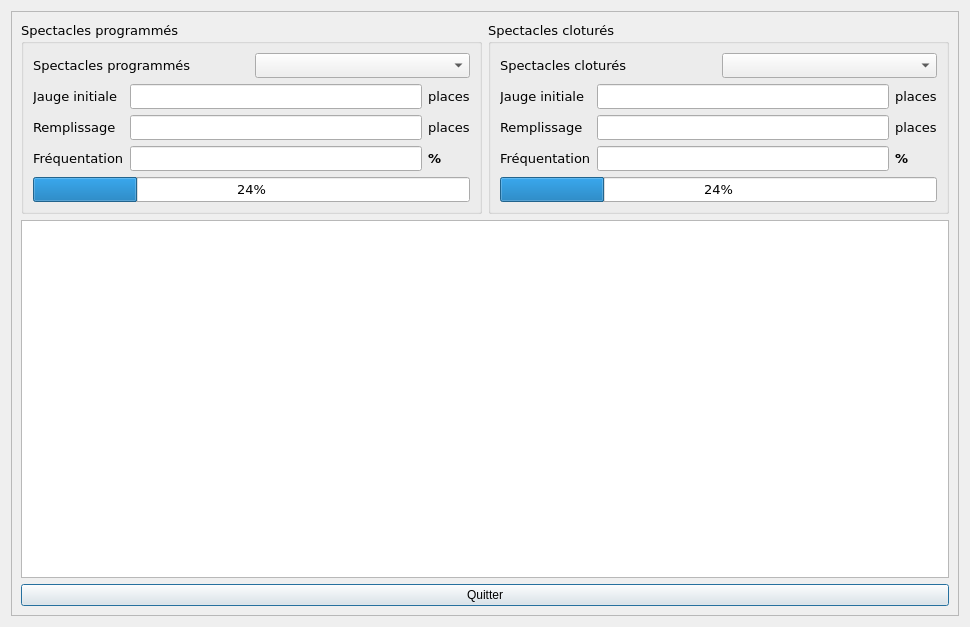
The window that FestiClicC/frequentation.ui (FestiClic/FestiClic3) describes before a commit, drawn with Qt 5.
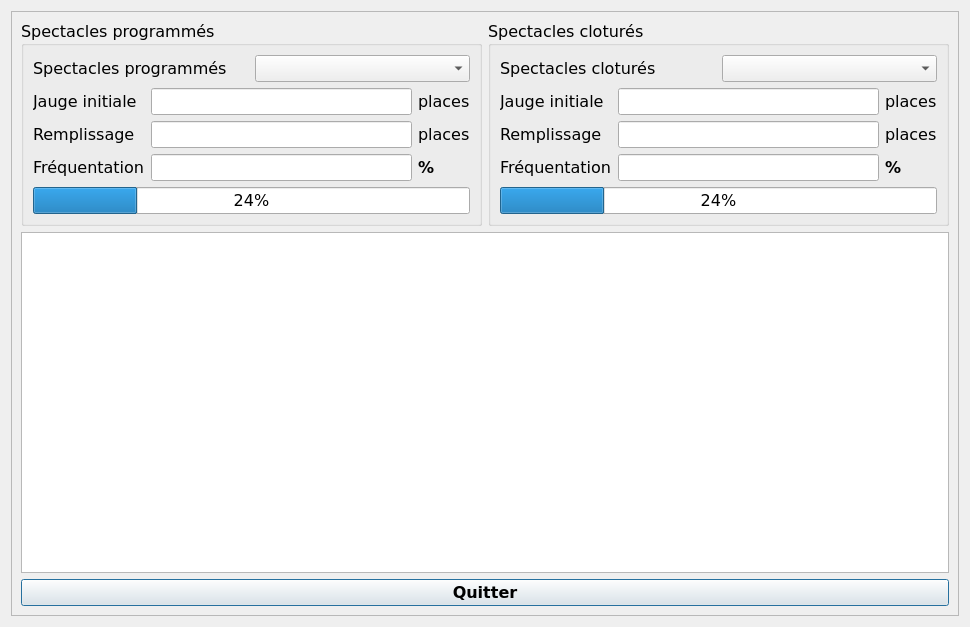
The same window after the commit.

Diff of the .ui file:
```diff
--- a/FestiClicC/frequentation.ui
+++ b/FestiClicC/frequentation.ui
@@ -40,7 +40,7 @@
                <property name="font">
                 <font>
                  <family>Verdana</family>
-                 <pointsize>10</pointsize>
+                 <pointsize>12</pointsize>
                  <weight>50</weight>
                  <bold>false</bold>
                 </font>
@@ -53,13 +53,24 @@
                  <layout class="QHBoxLayout" name="horizontalLayout_2">
                   <item>
                    <widget class="QLabel" name="fLabelSpectacleSaison_9">
+                    <property name="font">
+                     <font>
+                      <pointsize>12</pointsize>
+                     </font>
+                    </property>
                     <property name="text">
                      <string>Spectacles programmés</string>
                     </property>
                    </widget>
                   </item>
                   <item>
-                   <widget class="QComboBox" name="fCBoxSpectacleProgramme"/>
+                   <widget class="QComboBox" name="fCBoxSpectacleProgramme">
+                    <property name="font">
+                     <font>
+                      <pointsize>12</pointsize>
+                     </font>
+                    </property>
+                   </widget>
                   </item>
                  </layout>
                 </item>
@@ -67,6 +78,11 @@
                  <layout class="QGridLayout" name="gridLayout_3">
                   <item row="0" column="1">
                    <widget class="QLineEdit" name="fTxtJaugeInitiale_2">
+                    <property name="font">
+                     <font>
+                      <pointsize>12</pointsize>
+                     </font>
+                    </property>
                     <property name="placeholderText">
                      <string/>
                     </property>
@@ -74,6 +90,11 @@
                   </item>
                   <item row="1" column="0">
                    <widget class="QLabel" name="fLabelSpectacleSaison_10">
+                    <property name="font">
+                     <font>
+                      <pointsize>12</pointsize>
+                     </font>
+                    </property>
                     <property name="text">
                      <string>Remplissage</string>
                     </property>
@@ -81,6 +102,11 @@
                   </item>
                   <item row="1" column="1">
                    <widget class="QLineEdit" name="fTxtRemplissage_2">
+                    <property name="font">
+                     <font>
+                      <pointsize>12</pointsize>
+                     </font>
+                    </property>
                     <property name="placeholderText">
                      <string/>
                     </property>
@@ -88,6 +114,11 @@
                   </item>
                   <item row="2" column="0">
                    <widget class="QLabel" name="fLabelSpectacleSaison_11">
+                    <property name="font">
+                     <font>
+                      <pointsize>12</pointsize>
+                     </font>
+                    </property>
                     <property name="text">
                      <string>Fréquentation</string>
                     </property>
@@ -95,6 +126,11 @@
                   </item>
                   <item row="2" column="1">
                    <widget class="QLineEdit" name="fTxtFrequentation_2">
+                    <property name="font">
+                     <font>
+                      <pointsize>12</pointsize>
+                     </font>
+                    </property>
                     <property name="placeholderText">
                      <string/>
                     </property>
@@ -102,6 +138,11 @@
                   </item>
                   <item row="0" column="0">
                    <widget class="QLabel" name="fLabelSpectacleSaison_12">
+                    <property name="font">
+                     <font>
+                      <pointsize>12</pointsize>
+                     </font>
+                    </property>
                     <property name="text">
                      <string>Jauge initiale</string>
                     </property>
@@ -109,6 +150,11 @@
                   </item>
                   <item row="0" column="2">
                    <widget class="QLabel" name="fLabelSpectacleSaison_13">
+                    <property name="font">
+                     <font>
+                      <pointsize>12</pointsize>
+                     </font>
+                    </property>
                     <property name="text">
                      <string>places</string>
                     </property>
@@ -116,6 +162,11 @@
                   </item>
                   <item row="1" column="2">
                    <widget class="QLabel" name="fLabelSpectacleSaison_14">
+                    <property name="font">
+                     <font>
+                      <pointsize>12</pointsize>
+                     </font>
+                    </property>
                     <property name="text">
                      <string>places</string>
                     </property>
@@ -125,6 +176,7 @@
                    <widget class="QLabel" name="fLabelSpectacleSaison_15">
                     <property name="font">
                      <font>
+                      <pointsize>12</pointsize>
                       <weight>75</weight>
                       <bold>true</bold>
                      </font>
@@ -138,6 +190,11 @@
                 </item>
                 <item>
                  <widget class="QProgressBar" name="progressBar_2">
+                  <property name="font">
+                   <font>
+                    <pointsize>12</pointsize>
+                   </font>
+                  </property>
                   <property name="value">
                    <number>24</number>
                   </property>
@@ -151,7 +208,7 @@
                <property name="font">
                 <font>
                  <family>Verdana</family>
-                 <pointsize>10</pointsize>
+                 <pointsize>12</pointsize>
                  <weight>50</weight>
                  <bold>false</bold>
                 </font>
@@ -164,13 +221,24 @@
                  <layout class="QHBoxLayout" name="horizontalLayout">
                   <item>
                    <widget class="QLabel" name="fLabelSpectacleSaison_2">
+                    <property name="font">
+                     <font>
+                      <pointsize>12</pointsize>
+                     </font>
+                    </property>
                     <property name="text">
                      <string>Spectacles cloturés</string>
                     </property>
                    </widget>
                   </item>
                   <item>
-                   <widget class="QComboBox" name="fCBoxSpectaclecloture"/>
+                   <widget class="QComboBox" name="fCBoxSpectaclecloture">
+                    <property name="font">
+                     <font>
+                      <pointsize>12</pointsize>
+                     </font>
+                    </property>
+                   </widget>
                   </item>
                  </layout>
                 </item>
@@ -178,6 +246,11 @@
                  <layout class="QGridLayout" name="gridLayout_2">
                   <item row="0" column="1">
                    <widget class="QLineEdit" name="fTxtJaugeInitiale">
+                    <property name="font">
+                     <font>
+                      <pointsize>12</pointsize>
+                     </font>
+                    </property>
                     <property name="placeholderText">
                      <string/>
                     </property>
@@ -185,6 +258,11 @@
                   </item>
                   <item row="1" column="0">
                    <widget class="QLabel" name="fLabelSpectacleSaison_4">
+                    <property name="font">
+                     <font>
+                      <pointsize>12</pointsize>
+                     </font>
+                    </property>
                     <property name="text">
                      <string>Remplissage</string>
                     </property>
@@ -192,6 +270,11 @@
                   </item>
                   <item row="1" column="1">
                    <widget class="QLineEdit" name="fTxtRemplissage">
+                    <property name="font">
+                     <font>
+                      <pointsize>12</pointsize>
+                     </font>
+                    </property>
                     <property name="placeholderText">
                      <string/>
                     </property>
@@ -199,6 +282,11 @@
                   </item>
                   <item row="2" column="0">
                    <widget class="QLabel" name="fLabelSpectacleSaison_5">
+                    <property name="font">
+                     <font>
+                      <pointsize>12</pointsize>
+                     </font>
+                    </property>
                     <property name="text">
                      <string>Fréquentation</string>
                     </property>
@@ -206,6 +294,11 @@
                   </item>
                   <item row="2" column="1">
                    <widget class="QLineEdit" name="fTxtFrequentation">
+                    <property name="font">
+                     <font>
+                      <pointsize>12</pointsize>
+                     </font>
+                    </property>
                     <property name="placeholderText">
                      <string/>
                     </property>
@@ -213,6 +306,11 @@
                   </item>
                   <item row="0" column="0">
                    <widget class="QLabel" name="fLabelSpectacleSaison_3">
+                    <property name="font">
+                     <font>
+                      <pointsize>12</pointsize>
+                     </font>
+                    </property>
                     <property name="text">
                      <string>Jauge initiale</string>
                     </property>
@@ -220,6 +318,11 @@
                   </item>
                   <item row="0" column="2">
                    <widget class="QLabel" name="fLabelSpectacleSaison_6">
+                    <property name="font">
+                     <font>
+                      <pointsize>12</pointsize>
+                     </font>
+                    </property>
                     <property name="text">
                      <string>places</string>
                     </property>
@@ -227,6 +330,11 @@
                   </item>
                   <item row="1" column="2">
                    <widget class="QLabel" name="fLabelSpectacleSaison_7">
+                    <property name="font">
+                     <font>
+                      <pointsize>12</pointsize>
+                     </font>
+                    </property>
                     <property name="text">
                      <string>places</string>
                     </property>
@@ -236,6 +344,7 @@
                    <widget class="QLabel" name="fLabelSpectacleSaison_8">
                     <property name="font">
                      <font>
+                      <pointsize>12</pointsize>
                       <weight>75</weight>
                       <bold>true</bold>
                      </font>
@@ -249,6 +358,11 @@
                 </item>
                 <item>
                  <widget class="QProgressBar" name="progressBar">
+                  <property name="font">
+                   <font>
+                    <pointsize>12</pointsize>
+                   </font>
+                  </property>
                   <property name="value">
                    <number>24</number>
                   </property>
@@ -260,7 +374,14 @@
             </layout>
            </item>
            <item>
-            <widget class="QTableView" name="fTabV"/>
+            <widget class="QTableView" name="fTabV">
+             <property name="font">
+              <font>
+               <family>Verdana</family>
+               <pointsize>12</pointsize>
+              </font>
+             </property>
+            </widget>
            </item>
           </layout>
          </item>
@@ -268,6 +389,14 @@
           <layout class="QHBoxLayout" name="horizontalLayout_4">
            <item>
             <widget class="QPushButton" name="cltBtnQuitter">
+             <property name="font">
+              <font>
+               <family>Verdana</family>
+               <pointsize>12</pointsize>
+               <weight>75</weight>
+               <bold>true</bold>
+              </font>
+             </property>
              <property name="text">
               <string>Quitter</string>
              </property>
```
